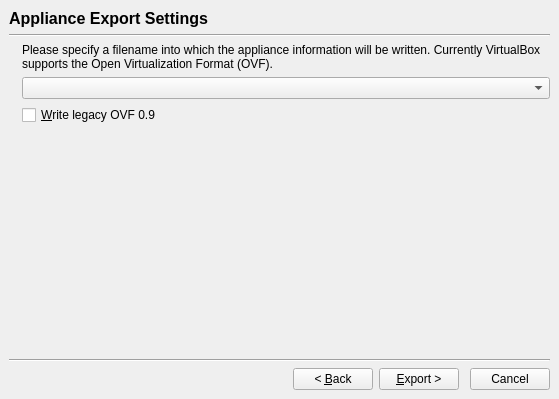
Before: the Qt Designer form src/VBox/Frontends/VirtualBox/ui/VBoxExportApplianceWzd.ui in pop-os/virtualbox, drawn with Qt 5.
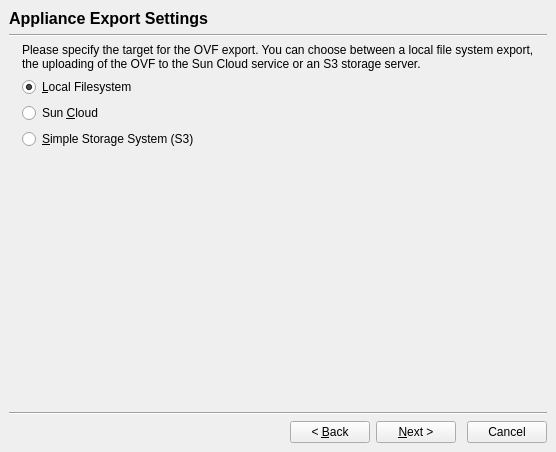
After: the same form once the commit is applied. Icons and pictures are not drawn. Custom widgets are drawn as their Qt base class.

The edit to the form file:
```diff
--- a/src/VBox/Frontends/VirtualBox/ui/VBoxExportApplianceWzd.ui
+++ b/src/VBox/Frontends/VirtualBox/ui/VBoxExportApplianceWzd.ui
@@ -23,8 +23,8 @@
    <rect>
     <x>0</x>
     <y>0</y>
-    <width>559</width>
-    <height>399</height>
+    <width>556</width>
+    <height>452</height>
    </rect>
   </property>
   <property name="windowTitle">
@@ -353,7 +353,183 @@
        </item>
       </layout>
      </widget>
-     <widget class="QWidget" name="mFileSelectPage">
+     <widget class="QWidget" name="mTargetSelectPage">
+      <layout class="QVBoxLayout" name="verticalLayout_6">
+       <item>
+        <widget class="QLabel" name="mPageTargetSelectHdr">
+         <property name="font">
+          <font>
+           <family>Arial</family>
+           <pointsize>12</pointsize>
+           <weight>75</weight>
+           <bold>true</bold>
+          </font>
+         </property>
+         <property name="text">
+          <string>Appliance Export Settings</string>
+         </property>
+        </widget>
+       </item>
+       <item>
+        <widget class="Line" name="line21_3">
+         <property name="orientation">
+          <enum>Qt::Horizontal</enum>
+         </property>
+        </widget>
+       </item>
+       <item>
+        <layout class="QGridLayout" name="gridLayout_5">
+         <item row="0" column="0" rowspan="2">
+          <widget class="QLabel" name="mLogoTargetSelect">
+           <property name="sizePolicy">
+            <sizepolicy hsizetype="Maximum" vsizetype="Minimum">
+             <horstretch>0</horstretch>
+             <verstretch>0</verstretch>
+            </sizepolicy>
+           </property>
+           <property name="autoFillBackground">
+            <bool>true</bool>
+           </property>
+           <property name="text">
+            <string/>
+           </property>
+           <property name="pixmap">
+            <pixmap resource="../VirtualBox.qrc">:/vmw_ovf_import.png</pixmap>
+           </property>
+           <property name="alignment">
+            <set>Qt::AlignLeading|Qt::AlignLeft|Qt::AlignTop</set>
+           </property>
+          </widget>
+         </item>
+         <item row="0" column="1">
+          <widget class="QILabel" name="mTextTargetSelect">
+           <property name="sizePolicy">
+            <sizepolicy hsizetype="Minimum" vsizetype="Minimum">
+             <horstretch>0</horstretch>
+             <verstretch>0</verstretch>
+            </sizepolicy>
+           </property>
+           <property name="minimumSize">
+            <size>
+             <width>300</width>
+             <height>0</height>
+            </size>
+           </property>
+           <property name="text">
+            <string>Please specify the target for the OVF export. You can choose between a local file system export, the uploading of the OVF to the Sun Cloud service or an S3 storage server.</string>
+           </property>
+           <property name="wordWrap">
+            <bool>true</bool>
+           </property>
+          </widget>
+         </item>
+         <item row="1" column="1">
+          <layout class="QVBoxLayout" name="verticalLayout_5">
+           <item>
+            <widget class="QRadioButton" name="mRBtnLocalFileSystem">
+             <property name="text">
+              <string>&amp;Local Filesystem </string>
+             </property>
+             <property name="checked">
+              <bool>true</bool>
+             </property>
+            </widget>
+           </item>
+           <item>
+            <widget class="QRadioButton" name="mRBtnSunCloud">
+             <property name="text">
+              <string>Sun &amp;Cloud</string>
+             </property>
+            </widget>
+           </item>
+           <item>
+            <widget class="QRadioButton" name="mRBtnS3">
+             <property name="text">
+              <string>&amp;Simple Storage System (S3)</string>
+             </property>
+            </widget>
+           </item>
+           <item>
+            <spacer name="verticalSpacer">
+             <property name="orientation">
+              <enum>Qt::Vertical</enum>
+             </property>
+             <property name="sizeHint" stdset="0">
+              <size>
+               <width>20</width>
+               <height>40</height>
+              </size>
+             </property>
+            </spacer>
+           </item>
+          </layout>
+         </item>
+        </layout>
+       </item>
+       <item>
+        <widget class="Line" name="line22_3">
+         <property name="orientation">
+          <enum>Qt::Horizontal</enum>
+         </property>
+        </widget>
+       </item>
+       <item>
+        <layout class="QHBoxLayout" name="_6">
+         <item>
+          <spacer>
+           <property name="orientation">
+            <enum>Qt::Horizontal</enum>
+           </property>
+           <property name="sizeHint" stdset="0">
+            <size>
+             <width>0</width>
+             <height>0</height>
+            </size>
+           </property>
+          </spacer>
+         </item>
+         <item>
+          <widget class="QPushButton" name="mBtnBack3">
+           <property name="text">
+            <string>&lt; &amp;Back</string>
+           </property>
+          </widget>
+         </item>
+         <item>
+          <widget class="QPushButton" name="mBtnNext3">
+           <property name="text">
+            <string>&amp;Next &gt;</string>
+           </property>
+          </widget>
+         </item>
+         <item>
+          <spacer>
+           <property name="orientation">
+            <enum>Qt::Horizontal</enum>
+           </property>
+           <property name="sizeType">
+            <enum>QSizePolicy::Fixed</enum>
+           </property>
+           <property name="sizeHint" stdset="0">
+            <size>
+             <width>5</width>
+             <height>0</height>
+            </size>
+           </property>
+          </spacer>
+         </item>
+         <item>
+          <widget class="QPushButton" name="mBtnCancel3">
+           <property name="text">
+            <string>Cancel</string>
+           </property>
+          </widget>
+         </item>
+        </layout>
+       </item>
+      </layout>
+     </widget>
+     <widget class="QWidget" name="mTargetOptionsPage">
       <layout class="QVBoxLayout" name="verticalLayout_3">
        <item>
         <widget class="QLabel" name="mPageFileSelectHdr">
@@ -378,7 +554,7 @@
         </widget>
        </item>
        <item>
-        <layout class="QGridLayout" name="gridLayout_2">
+        <layout class="QGridLayout" name="gridLayout_4">
          <item row="0" column="0" rowspan="4">
           <widget class="QLabel" name="mLogoFileSelect">
            <property name="sizePolicy">
@@ -402,7 +578,7 @@
           </widget>
          </item>
          <item row="0" column="1">
-          <widget class="QILabel" name="mTextFileSelect">
+          <widget class="QILabel" name="mTextTargetOptions">
            <property name="sizePolicy">
             <sizepolicy hsizetype="Minimum" vsizetype="Minimum">
              <horstretch>0</horstretch>
@@ -415,29 +591,83 @@
              <height>0</height>
             </size>
            </property>
-           <property name="text">
-            <string>Please specify a filename into which the appliance information will be written. Currently VirtualBox supports the Open Virtualization Format (OVF).</string>
-           </property>
            <property name="wordWrap">
             <bool>true</bool>
            </property>
           </widget>
          </item>
          <item row="1" column="1">
-          <widget class="VBoxFilePathSelectorWidget" name="mFileSelector"/>
-         </item>
-         <item row="3" column="1">
-          <spacer name="spacer">
-           <property name="orientation">
-            <enum>Qt::Vertical</enum>
-           </property>
-           <property name="sizeHint" stdset="0">
-            <size>
-             <width>418</width>
-             <height>208</height>
-            </size>
-           </property>
-          </spacer>
+          <layout class="QGridLayout" name="gridLayout_2">
+           <item row="0" column="0">
+            <widget class="QLabel" name="mLblUsername">
+             <property name="text">
+              <string>&amp;Username:</string>
+             </property>
+             <property name="buddy">
+              <cstring>mLeUsername</cstring>
+             </property>
+            </widget>
+           </item>
+           <item row="0" column="1">
+            <widget class="QLineEdit" name="mLeUsername"/>
+           </item>
+           <item row="1" column="0">
+            <widget class="QLabel" name="mLblPassword">
+             <property name="text">
+              <string>&amp;Password:</string>
+             </property>
+             <property name="buddy">
+              <cstring>mLePassword</cstring>
+             </property>
+            </widget>
+           </item>
+           <item row="1" column="1">
+            <widget class="QLineEdit" name="mLePassword">
+             <property name="echoMode">
+              <enum>QLineEdit::Password</enum>
+             </property>
+            </widget>
+           </item>
+           <item row="3" column="1">
+            <widget class="QLineEdit" name="mLeBucket"/>
+           </item>
+           <item row="5" column="0">
+            <widget class="QLabel" name="mLblFile">
+             <property name="text">
+              <string>&amp;File:</string>
+             </property>
+             <property name="buddy">
+              <cstring>mFileSelector</cstring>
+             </property>
+            </widget>
+           </item>
+           <item row="5" column="1">
+            <widget class="VBoxEmptyFileSelector" name="mFileSelector" native="true"/>
+           </item>
+           <item row="3" column="0">
+            <widget class="QLabel" name="mLblBucket">
+             <property name="text">
+              <string>&amp;Bucket:</string>
+             </property>
+             <property name="buddy">
+              <cstring>mLeBucket</cstring>
+             </property>
+            </widget>
+           </item>
+           <item row="2" column="0">
+            <widget class="QLabel" name="mLblHostname">
+             <property name="text">
+              <string>&amp;Hostname:</string>
+             </property>
+             <property name="buddy">
+              <cstring>mLeHostname</cstring>
+             </property>
+            </widget>
+           </item>
+           <item row="2" column="1">
+            <widget class="QLineEdit" name="mLeHostname"/>
+           </item>
+          </layout>
          </item>
          <item row="2" column="1">
           <widget class="QCheckBox" name="mSelectOVF09">
@@ -474,7 +704,7 @@
           </spacer>
          </item>
          <item>
-          <widget class="QPushButton" name="mBtnBack3">
+          <widget class="QPushButton" name="mBtnBack4">
            <property name="text">
             <string>&lt; &amp;Back</string>
            </property>
@@ -504,7 +734,7 @@
           </spacer>
          </item>
          <item>
-          <widget class="QPushButton" name="mBtnCancel3">
+          <widget class="QPushButton" name="mBtnCancel4">
            <property name="text">
             <string>Cancel</string>
            </property>
@@ -525,8 +755,8 @@
    <header>QILabel.h</header>
   </customwidget>
   <customwidget>
-   <class>VBoxFilePathSelectorWidget</class>
-   <extends>QComboBox</extends>
+   <class>VBoxEmptyFileSelector</class>
+   <extends>QWidget</extends>
    <header>VBoxFilePathSelectorWidget.h</header>
   </customwidget>
   <customwidget>
```
Left out of the diff: 39 changed lines with no effect on the pictures.
